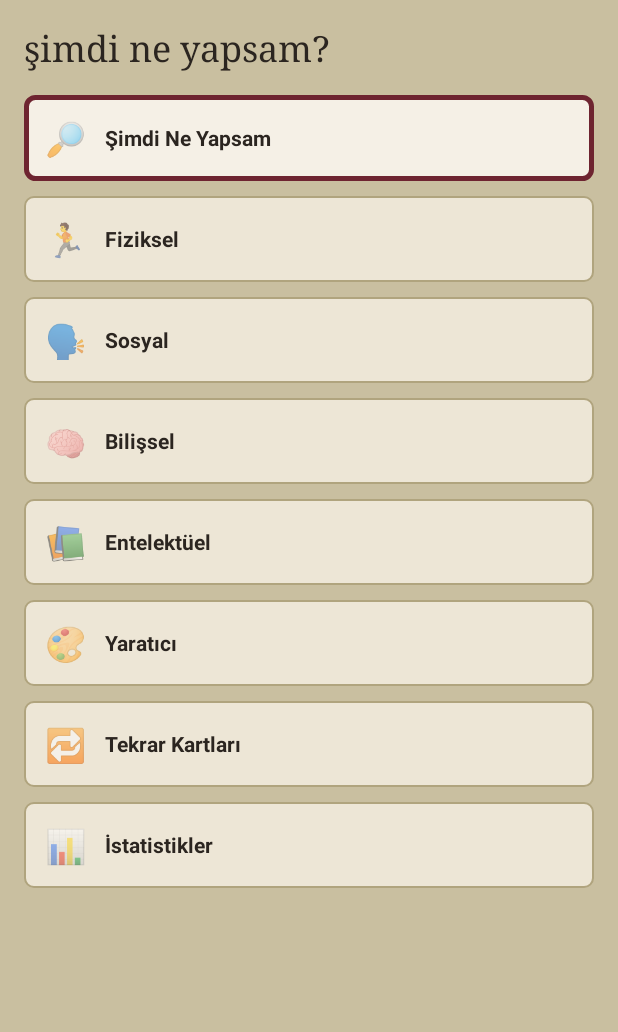
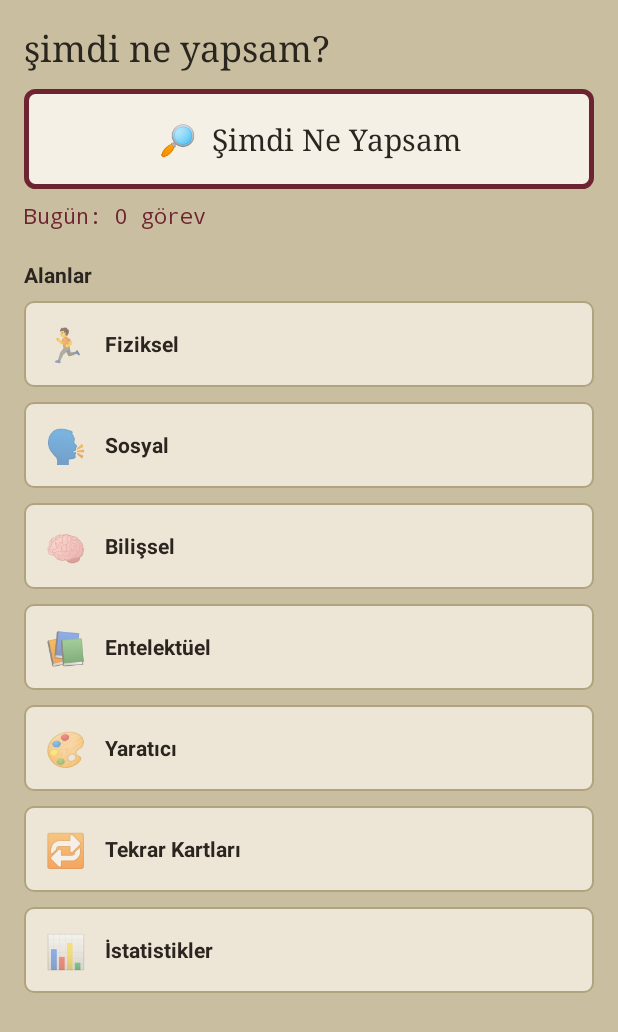
Before and after one commit to berilcakar2010-crypto/kaomoji, an Android app: the screen it shows after launch (MainActivity), on a phone screen of 412 x 824 dp. Shown: the top 1032 px of the screen. Run offline under Robolectric (Android 15) with nearby library versions, the phone set to English and light mode, and no system bars; our stand-ins replace Room's generated code.

Commit message:
Glow-Up Aşama 4: ana ekran büyük buton, D-pad/EditText düzeltmesi, tema cilası
- MainActivity: "Şimdi Ne Yapsam" artık liste elemanı değil, her zaman ilk
  odakta olan büyük tek-tuş girişi; hemen altında kısa günlük özet
  (bugün tamamlanan görev sayısı + en uzun seri)
- StatistikMotoru.gunlukOzet: ana ekrandaki özetin veri kaynağı
- DpadFocusHelper: EditText alanları artık D-pad zincirine dahil ama ONAY
  tuşu bu alanlarda tetiklenmiyor — önceden sistemin varsayılan metin
  düzenleme davranışını (imleç/yazma) yanlışlıkla eziyordu
- Theme.GlowUp: düşük özellikli/eski cihazlarda pil ve performans için
  ekran geçiş animasyonları ve içerik geçişleri kapatıldı
- README: erişilebilirlik kontrol listesi eklendi — gerçek 2 tuşlu cihaz bu
  ortamda mevcut olmadığından kod incelemesiyle yapılan kontroller ve hâlâ
  gerçek cihazda doğrulanması gereken noktalar açıkça not edildi

Co-Authored-By: Claude Sonnet 5 <noreply@anthropic.com>
Claude-Session: https://claude.ai/code/session_01Fe5dw6wbL1vYsJsjfBx5YZ

```diff
--- a/glowup/src/main/java/com/beril/glowup/istatistik/StatistikMotoru.kt
+++ b/glowup/src/main/java/com/beril/glowup/istatistik/StatistikMotoru.kt
@@ -9,6 +9,11 @@ object StatistikMotoru {
 
     data class KategoriToplam(val kategori: Kategori, val toplamDakika: Int)
     data class GunToplam(val etiket: String, val toplamDakika: Int)
+    data class GunlukOzet(
+        val bugunTamamlananGorevSayisi: Int,
+        val enUzunSeriKategori: Kategori?,
+        val enUzunSeriGunSayisi: Int
+    )
 
     /** Kategori başına toplam çalışma süresi (dakika), en yüksekten en düşüğe. */
     suspend fun kategoriDagilimi(db: GlowUpDatabase): List<KategoriToplam> {
@@ -48,6 +53,26 @@ object StatistikMotoru {
         return streak
     }
 
+    /** Ana ekranda gösterilen kısa özet: bugün tamamlanan görev sayısı + en uzun seri. */
+    suspend fun gunlukOzet(db: GlowUpDatabase): GunlukOzet {
+        val bugun = Zaman.gunBaslangici()
+        val bugunTamamlanan = db.ilerlemeKaydiDao().hepsi()
+            .filter { it.gunDamgasi == bugun }
+            .sumOf { it.tamamlananGorevSayisi }
+
+        var enUzunKategori: Kategori? = null
+        var enUzunGunSayisi = 0
+        db.kategoriDao().hepsi().forEach { kategori ->
+            val seri = streakGunSayisi(db, kategori.id)
+            if (seri > enUzunGunSayisi) {
+                enUzunGunSayisi = seri
+                enUzunKategori = kategori
+            }
+        }
+
+        return GunlukOzet(bugunTamamlanan, enUzunKategori, enUzunGunSayisi)
+    }
+
     /**
      * Hiç çalışılmamış ya da en son çalışılalı en uzun süre geçmiş kategori.
      * Hiç kaydı olmayan bir kategori, en çok ihmal edilmiş sayılır.
--- a/glowup/src/main/java/com/beril/glowup/ui/MainActivity.kt
+++ b/glowup/src/main/java/com/beril/glowup/ui/MainActivity.kt
@@ -3,19 +3,22 @@ package com.beril.glowup.ui
 import android.content.Intent
 import android.os.Bundle
 import android.view.LayoutInflater
+import android.view.View
 import androidx.appcompat.app.AppCompatActivity
 import androidx.lifecycle.lifecycleScope
 import com.beril.glowup.data.GorevKutuphanesiYukleyici
 import com.beril.glowup.data.db.GlowUpDatabase
 import com.beril.glowup.databinding.ActivityMainBinding
 import com.beril.glowup.databinding.ItemKategoriKartiBinding
+import com.beril.glowup.istatistik.StatistikMotoru
 import com.beril.glowup.ui.nav.DpadFocusHelper
 import kotlinx.coroutines.launch
 
 /**
- * Görev kütüphanesini JSON'dan okuyup Room'a yazar; genel "Şimdi Ne Yapsam"
- * girişini ve kategorileri D-pad ile gezilebilir bir dikey liste olarak gösterir.
- * Her girişin seçilmesi, öneri motorunun çalıştığı [OneriActivity]'yi açar.
+ * Ana ekran: tek tuşla tetiklenen büyük "Şimdi Ne Yapsam" girişi + kısa günlük
+ * istatistik özeti, altında kategoriler ve Tekrar Kartları / İstatistikler
+ * girişlerinin bulunduğu D-pad ile gezilebilir dikey liste. Görev kütüphanesini
+ * JSON'dan okuyup Room'a yazma işlemi de burada yapılır.
  */
 class MainActivity : AppCompatActivity() {
 
@@ -28,21 +31,22 @@ class MainActivity : AppCompatActivity() {
 
         val db = GlowUpDatabase.getInstance(this)
 
+        binding.buyukOneriButonu.setOnClickListener {
+            startActivity(Intent(this, OneriActivity::class.java))
+        }
+
         lifecycleScope.launch {
             val kutuphane = GorevKutuphanesiYukleyici.yukle(this@MainActivity)
             db.kategoriDao().hepsiniEkle(kutuphane.kategoriler)
             db.gorevDao().hepsiniEkle(kutuphane.gorevler)
 
-            val genelGirisBinding = ItemKategoriKartiBinding.inflate(
-                LayoutInflater.from(this@MainActivity), binding.kategoriListesi, false
-            )
-            genelGirisBinding.kategoriEmoji.text = "🔎"
-            genelGirisBinding.kategoriAd.text = "Şimdi Ne Yapsam"
-            genelGirisBinding.root.id = VIEW_ID_BASE
-            genelGirisBinding.root.setOnClickListener {
-                startActivity(Intent(this@MainActivity, OneriActivity::class.java))
+            val ozet = StatistikMotoru.gunlukOzet(db)
+            binding.gunlukOzetMetni.text = buildString {
+                append("Bugün: ${ozet.bugunTamamlananGorevSayisi} görev")
+                if (ozet.enUzunSeriKategori != null && ozet.enUzunSeriGunSayisi > 0) {
+                    append(" · En uzun seri: ${ozet.enUzunSeriGunSayisi} gün (${ozet.enUzunSeriKategori.ad})")
+                }
             }
-            binding.kategoriListesi.addView(genelGirisBinding.root)
 
             val kategoriler = db.kategoriDao().hepsi()
             kategoriler.forEachIndexed { index, kategori ->
@@ -51,7 +55,7 @@ class MainActivity : AppCompatActivity() {
                 )
                 itemBinding.kategoriEmoji.text = kategori.emoji
                 itemBinding.kategoriAd.text = kategori.ad
-                itemBinding.root.id = VIEW_ID_BASE + 1 + index
+                itemBinding.root.id = VIEW_ID_BASE + index
                 itemBinding.root.setOnClickListener {
                     startActivity(
                         Intent(this@MainActivity, OneriActivity::class.java)
@@ -66,7 +70,7 @@ class MainActivity : AppCompatActivity() {
             )
             tekrarGirisBinding.kategoriEmoji.text = "🔁"
             tekrarGirisBinding.kategoriAd.text = "Tekrar Kartları"
-            tekrarGirisBinding.root.id = VIEW_ID_BASE + 1 + kategoriler.size
+            tekrarGirisBinding.root.id = VIEW_ID_BASE + kategoriler.size
             tekrarGirisBinding.root.setOnClickListener {
                 startActivity(Intent(this@MainActivity, TekrarActivity::class.java))
             }
@@ -77,15 +81,17 @@ class MainActivity : AppCompatActivity() {
             )
             istatistikGirisBinding.kategoriEmoji.text = "📊"
             istatistikGirisBinding.kategoriAd.text = "İstatistikler"
-            istatistikGirisBinding.root.id = VIEW_ID_BASE + 2 + kategoriler.size
+            istatistikGirisBinding.root.id = VIEW_ID_BASE + 1 + kategoriler.size
             istatistikGirisBinding.root.setOnClickListener {
                 startActivity(Intent(this@MainActivity, StatistikActivity::class.java))
             }
             binding.kategoriListesi.addView(istatistikGirisBinding.root)
 
-            DpadFocusHelper.dikeyZincirKur(binding.kategoriListesi) { secilenView ->
-                secilenView.performClick()
-            }
+            // Büyük giriş + kategori listesi tek bir D-pad zincirinde, büyük giriş her zaman ilk odakta.
+            val listeElemanlari = (0 until binding.kategoriListesi.childCount)
+                .map { binding.kategoriListesi.getChildAt(it) }
+            val tamZincir: List<View> = listOf(binding.buyukOneriButonu) + listeElemanlari
+            DpadFocusHelper.zincirKur(tamZincir) { it.performClick() }
         }
     }
 
--- a/glowup/src/main/java/com/beril/glowup/ui/nav/DpadFocusHelper.kt
+++ b/glowup/src/main/java/com/beril/glowup/ui/nav/DpadFocusHelper.kt
@@ -3,11 +3,16 @@ package com.beril.glowup.ui.nav
 import android.view.KeyEvent
 import android.view.View
 import android.view.ViewGroup
+import android.widget.EditText
 
 /**
  * 2 tuşlu cihaz (D-pad yön + onay) için dikey liste odaklı focus navigasyonu.
  * Dokunmatik varsayımı yapmaz: her odaklanabilir görünüm net bir seçili durum
  * gösterir, ONAY tuşu her zaman o an odaklı görünümü tetikler.
+ *
+ * [EditText] alanları zincire dahil edilir (yukarı/aşağı ile erişilebilir) ama
+ * ONAY tuşu bu alanlarda tetiklenmez — sistemin varsayılan metin düzenleme
+ * davranışı (imleç/yazma) ezilmez.
  */
 object DpadFocusHelper {
 
@@ -33,6 +38,8 @@ object DpadFocusHelper {
             view.nextFocusUpId = if (index > 0) odaklanabilirler[index - 1].id else view.id
             view.nextFocusDownId = if (index < odaklanabilirler.size - 1) odaklanabilirler[index + 1].id else view.id
 
+            if (view is EditText) return@forEachIndexed
+
             view.setOnKeyListener { v, keyCode, event ->
                 if (event.action == KeyEvent.ACTION_UP &&
                     (keyCode == KeyEvent.KEYCODE_DPAD_CENTER || keyCode == KeyEvent.KEYCODE_ENTER)
--- a/glowup/src/main/res/layout/activity_main.xml
+++ b/glowup/src/main/res/layout/activity_main.xml
@@ -16,8 +16,36 @@
             style="@style/Text.Baslik"
             android:layout_width="wrap_content"
             android:layout_height="wrap_content"
-            android:layout_marginBottom="16dp"
+            android:layout_marginBottom="12dp"
             android:text="@string/ana_soru" />
+
+        <!-- Tek tuşla tetiklenen ana giriş — her zaman ekranın ilk odak noktası. -->
+        <TextView
+            android:id="@+id/buyukOneriButonu"
+            style="@style/Text.Baslik"
+            android:textSize="20sp"
+            android:layout_width="match_parent"
+            android:layout_height="wrap_content"
+            android:padding="20dp"
+            android:gravity="center"
+            android:background="@drawable/kart_focus_selector"
+            android:text="🔎  Şimdi Ne Yapsam" />
+
+        <TextView
+            android:id="@+id/gunlukOzetMetni"
+            style="@style/Text.Istatistik"
+            android:layout_width="wrap_content"
+            android:layout_height="wrap_content"
+            android:layout_marginTop="8dp"
+            android:layout_marginBottom="20dp" />
+
+        <TextView
+            style="@style/Text.Govde"
+            android:layout_width="wrap_content"
+            android:layout_height="wrap_content"
+            android:textStyle="bold"
+            android:layout_marginBottom="8dp"
+            android:text="Alanlar" />
 
         <LinearLayout
             android:id="@+id/kategoriListesi"
@@ -25,7 +53,8 @@
             android:layout_height="wrap_content"
             android:orientation="vertical">
 
-            <!-- Genel giriş ve kategori kartları burada programatik olarak eklenir (bkz. MainActivity). -->
+            <!-- Kategori kartları ve Tekrar Kartları / İstatistikler girişleri
+                 burada programatik olarak eklenir (bkz. MainActivity). -->
 
         </LinearLayout>
     </LinearLayout>
--- a/glowup/src/main/res/values/themes.xml
+++ b/glowup/src/main/res/values/themes.xml
@@ -12,6 +12,11 @@
         <item name="android:textColorPrimary">@color/ink_dark</item>
         <item name="android:textColorSecondary">@color/ink_muted</item>
         <item name="android:statusBarColor">@color/tie_burgundy_dark</item>
+        <!-- Düşük özellikli/eski cihazlarda pil ve performans için ekran geçiş
+             animasyonları ve içerik geçişleri kapatılır. -->
+        <item name="android:windowAnimationStyle">@null</item>
+        <item name="android:windowContentTransitions">false</item>
+        <item name="android:windowIsTranslucent">false</item>
     </style>
 
     <style name="Text.Baslik" parent="TextAppearance.AppCompat.Headline">
```
Also changed, not shown: 1 other file.
